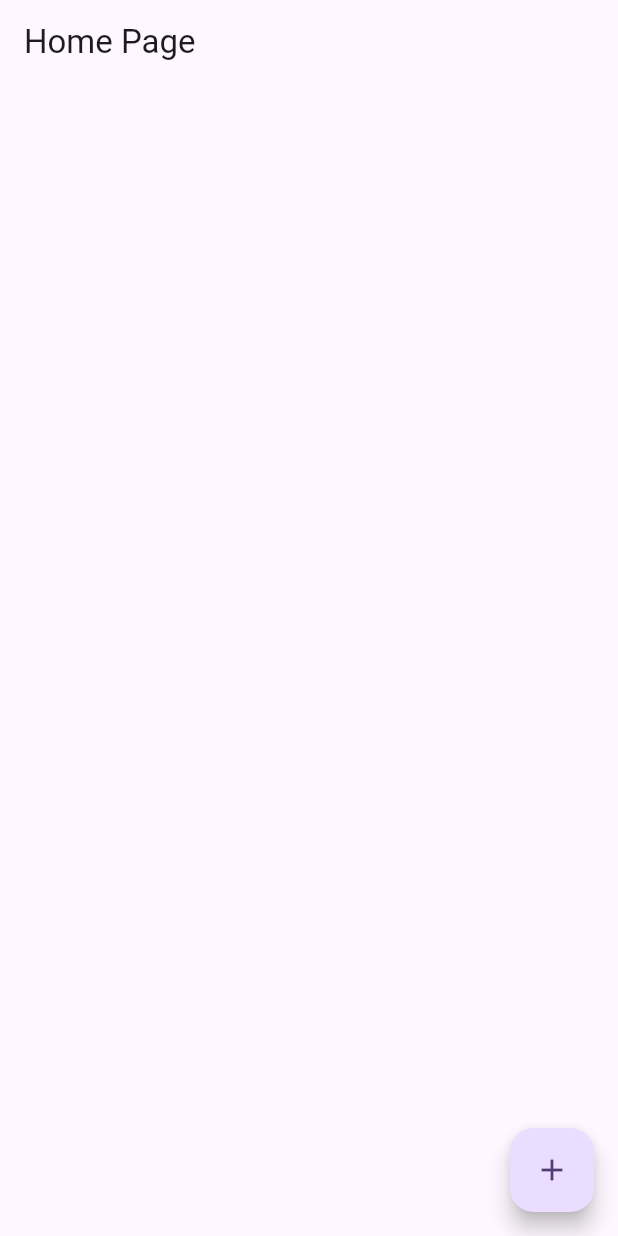
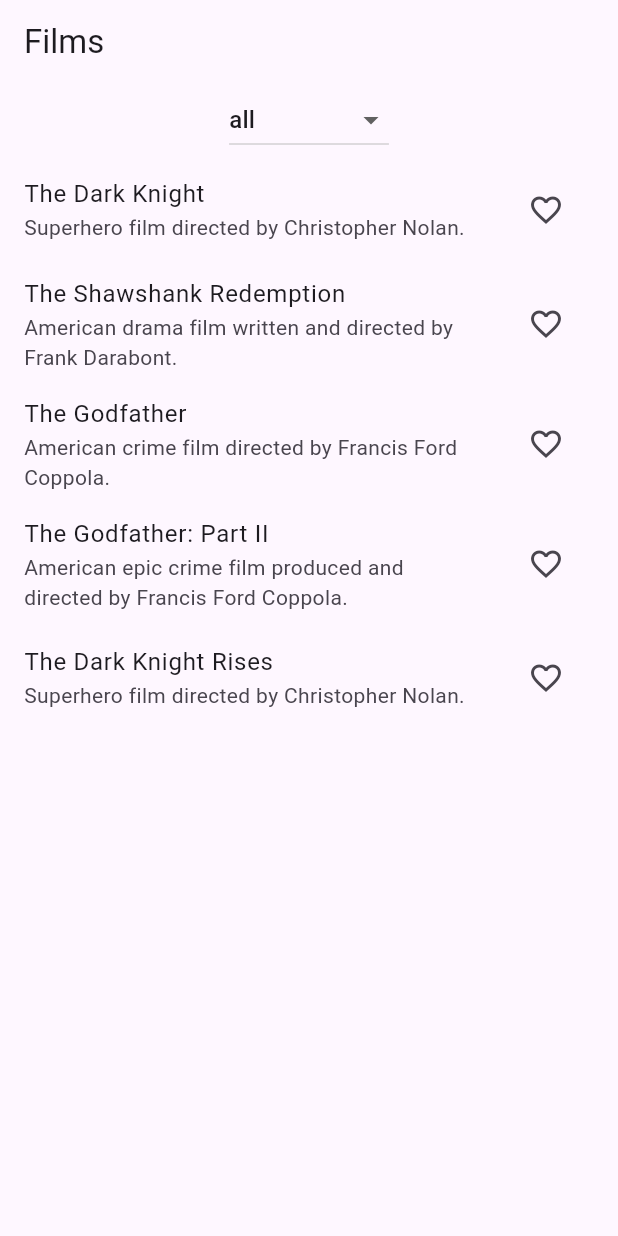
Before and after one commit to ibrahimmansour1/instegram_clone, a Flutter app: the screen it shows after launch, on a phone screen of 412 x 824 dp. Run offline on Flutter 3.47's test engine with Material 3 defaults, Android fonts, the phone set to English and light mode, and no system bars; our stand-ins replace flutter_riverpod.

Commit message:
films_riverpod

```diff
--- a/lib/main.dart
+++ b/lib/main.dart
@@ -1,8 +1,6 @@
-import 'dart:collection';
-
+// ignore_for_file: public_member_api_docs, sort_constructors_first
 import 'package:flutter/material.dart';
 import 'package:flutter_riverpod/flutter_riverpod.dart';
-import 'package:uuid/uuid.dart';
 
 void main() {
   runApp(
@@ -11,6 +9,108 @@
     ),
   );
 }
+
+@immutable
+class Film {
+  final String id;
+  final String title;
+  final String description;
+  final bool isFavorite;
+  const Film({
+    required this.id,
+    required this.title,
+    required this.description,
+    required this.isFavorite,
+  });
+  Film copy({required bool isFavorite}) => Film(
+        id: id,
+        title: title,
+        description: description,
+        isFavorite: isFavorite,
+      );
+
+  @override
+  String toString() {
+    return 'title: $title, description: $description, isFavorite: $isFavorite';
+  }
+
+  @override
+  bool operator ==(covariant Film other) =>
+      id == other.id && isFavorite == other.isFavorite;
+
+  @override
+  int get hashCode => Object.hashAll([
+        id,
+        isFavorite,
+      ]);
+}
+
+const allFilms = [
+  Film(
+    id: '1',
+    title: 'The Dark Knight',
+    description: 'Superhero film directed by Christopher Nolan.',
+    isFavorite: false,
+  ),
+  Film(
+    id: '2',
+    title: 'The Shawshank Redemption',
+    description: 'American drama film written and directed by Frank Darabont.',
+    isFavorite: false,
+  ),
+  Film(
+    id: '3',
+    title: 'The Godfather',
+    description: 'American crime film directed by Francis Ford Coppola.',
+    isFavorite: false,
+  ),
+  Film(
+    id: '4',
+    title: 'The Godfather: Part II',
+    description:
+        'American epic crime film produced and directed by Francis Ford Coppola.',
+    isFavorite: false,
+  ),
+  Film(
+    id: '5',
+    title: 'The Dark Knight Rises',
+    description: 'Superhero film directed by Christopher Nolan.',
+    isFavorite: false,
+  ),
+];
+
+class FilmsNotifier extends StateNotifier<List<Film>> {
+  FilmsNotifier() : super(allFilms);
+
+  void update(Film film, bool isFavorite) {
+    state = state
+        .map((thisFilm) => thisFilm.id == film.id
+            ? film.copy(isFavorite: isFavorite)
+            : thisFilm)
+        .toList();
+  }
+}
+
+enum FavoriteStatus {
+  all,
+  favorite,
+  notFavorite,
+}
+
+final favoriteStatusProvider = StateProvider<FavoriteStatus>((ref) {
+  return FavoriteStatus.all;
+});
+final allFilmsProvider =
+    StateNotifierProvider<FilmsNotifier, List<Film>>((ref) {
+  return FilmsNotifier();
+});
+
+final favoriteFilmsProvider = Provider<Iterable<Film>>(
+  (ref) => ref.watch(allFilmsProvider).where((film) => film.isFavorite),
+);
+final notFavoriteFilmsProvider = Provider<Iterable<Film>>(
+  (ref) => ref.watch(allFilmsProvider).where((film) => !film.isFavorite),
+);
 
 class MyApp extends StatelessWidget {
   const MyApp({super.key});
@@ -29,177 +129,100 @@
   }
 }
 
-@immutable
-class Person {
-  final String name;
-  final int age;
-  final String uuid;
-
-  Person({
-    required this.name,
-    required this.age,
-    String? uuid,
-  }) : uuid = uuid ?? const Uuid().v4();
-
-  Person updated([String? name, int? age]) => Person(
-        name: name ?? this.name,
-        age: age ?? this.age,
-        uuid: uuid,
-      );
-
-  String get displayName => '$name ($age years old)';
-
-  @override
-  bool operator ==(covariant Person other) => uuid == other.uuid;
-
-  @override
-  int get hashCode => uuid.hashCode;
-
-  @override
-  String toString() => 'Person(name: $name, age: $age, uuid: $uuid)';
-}
-
-class DataModel extends ChangeNotifier {
-  final List<Person> _people = [];
-
-  int get count => _people.length;
-
-  UnmodifiableListView<Person> get people => UnmodifiableListView(_people);
-
-  void addPerson(Person person) {
-    _people.add(person);
-    notifyListeners();
-  }
-
-  void remove(Person person) {
-    _people.remove(person);
-    notifyListeners();
-  }
-
-  void update(Person updatedPerson) {
-    final index = _people.indexOf(updatedPerson);
-    final oldPerson = _people[index];
-    if (oldPerson.name != updatedPerson.name ||
-        oldPerson.age != updatedPerson.age) {
-      _people[index] = updatedPerson.updated(
-        updatedPerson.name,
-        updatedPerson.age,
-      );
-      notifyListeners();
-    }
-  }
-}
-
-final peopleProvider = ChangeNotifierProvider(
-  (_) => DataModel(),
-);
-
-final nameController = TextEditingController();
-final ageController = TextEditingController();
-
-Future<Person?> createOrUpdatePersonDialog(BuildContext context,
-    [Person? existingPerson]) {
-  String? name = existingPerson?.name;
-  int? age = existingPerson?.age;
-
-  nameController.text = name ?? '';
-  ageController.text = age?.toString() ?? '';
-
-  return showDialog(
-      context: context,
-      builder: (context) {
-        return AlertDialog(
-          title:
-              Text(existingPerson == null ? 'Create Person' : 'Update Person'),
-          content: Column(
-            mainAxisSize: MainAxisSize.min,
-            children: [
-              TextField(
-                controller: nameController,
-                decoration: const InputDecoration(
-                  labelText: 'Enter your name here',
-                ),
-                onChanged: (value) => name = value,
-              ),
-              TextField(
-                controller: ageController,
-                decoration: const InputDecoration(
-                  labelText: 'Enter your age here',
-                ),
-                onChanged: (value) => age = int.tryParse(value),
-              ),
-            ],
-          ),
-          actions: [
-            TextButton(
-              onPressed: () => Navigator.of(context).pop(),
-              child: const Text('Cancel'),
-            ),
-            TextButton(
-              onPressed: () {
-                name = nameController.text;
-                age = int.tryParse(ageController.text);
-                if (name != null && age != null) {
-                  if (existingPerson != null) {
-                    final newPerson = existingPerson.updated(name, age);
-                    Navigator.of(context).pop(newPerson);
-                  } else {
-                    final newPerson = Person(name: name!, age: age!);
-                    Navigator.of(context).pop(newPerson);
-                  }
-                } else {
-                  Navigator.of(context).pop();
-                }
-              },
-              child: Text(existingPerson == null ? 'Create' : 'Update'),
-            ),
-          ],
-        );
-      });
-}
-
 class HomePage extends ConsumerWidget {
   const HomePage({super.key});
 
   @override
   Widget build(BuildContext context, WidgetRef ref) {
     return Scaffold(
-      appBar: AppBar(
-        title: const Text('Home Page'),
-      ),
-      body: Consumer(
-        builder: (context, ref, child) {
-          final dataModel = ref.watch(peopleProvider);
-          return ListView.builder(
-            itemBuilder: (context, index) {
-              final person = dataModel.people[index];
-              return ListTile(
-                title: GestureDetector(
-                    onTap: () async {
-                      final updatedPerson = await createOrUpdatePersonDialog(
-                        context,
-                        person,
-                      );
-                      if (updatedPerson != null) {
-                        dataModel.update(updatedPerson);
-                      }
-                    },
-                    child: Text(person.displayName)),
-              );
-            },
-            itemCount: dataModel.count,
+        appBar: AppBar(
+          title: const Text('Films'),
+        ),
+        body: Column(
+          children: [
+            const FilterWidget(),
+            Consumer(
+              builder: (context, ref, child) {
+                final filter = ref.watch(favoriteStatusProvider);
+                switch (filter) {
+                  case FavoriteStatus.all:
+                    return FilmsWidget(provider: allFilmsProvider);
+                  case FavoriteStatus.favorite:
+                    return FilmsWidget(provider: favoriteFilmsProvider);
+                  case FavoriteStatus.notFavorite:
+                    return FilmsWidget(provider: notFavoriteFilmsProvider);
+                }
+              },
+            )
+          ],
+        ));
+  }
+}
+
+class FilmsWidget extends ConsumerWidget {
+  final AlwaysAliveProviderBase<Iterable<Film>> provider;
+  const FilmsWidget({
+    super.key,
+    required this.provider,
+  });
+
+  @override
+  Widget build(BuildContext context, WidgetRef ref) {
+    final films = ref.watch(provider);
+    return Expanded(
+      child: ListView.builder(
+        itemCount: films.length,
+        itemBuilder: (context, index) {
+          final film = films.elementAt(index);
+          final favoriteIcon = film.isFavorite
+              ? const Icon(Icons.favorite)
+              : const Icon(Icons.favorite_border);
+          return ListTile(
+            title: Text(film.title),
+            subtitle: Text(film.description),
+            trailing: IconButton(
+              icon: favoriteIcon,
+              onPressed: () {
+                ref
+                    .read(allFilmsProvider.notifier)
+                    .update(film, !film.isFavorite);
+              },
+            ),
           );
         },
-      ),
-      floatingActionButton: FloatingActionButton(
-        onPressed: () async {
-          final person = await createOrUpdatePersonDialog(context);
-          if (person != null) {
-            ref.read(peopleProvider).addPerson(person);
-          }
-        },
-        child: const Icon(Icons.add),
       ),
     );
   }
 }
+
+class FilterWidget extends StatelessWidget {
+  const FilterWidget({super.key});
+
+  @override
+  Widget build(BuildContext context) {
+    return Consumer(
+      builder: (context, ref, child) {
+        return DropdownButton(
+          value: ref.watch(favoriteStatusProvider),
+          items: FavoriteStatus.values
+              .map(
+                (fs) => DropdownMenuItem(
+                  value: fs,
+                  child: Text(
+                    fs.toString().split('.').last,
+                  ),
+                ),
+              )
+              .toList(),
+          onChanged: (fs) {
+            ref
+                .read(
+                  favoriteStatusProvider.state,
+                )
+                .state = fs!;
+          },
+        );
+      },
+    );
+  }
+}
```
